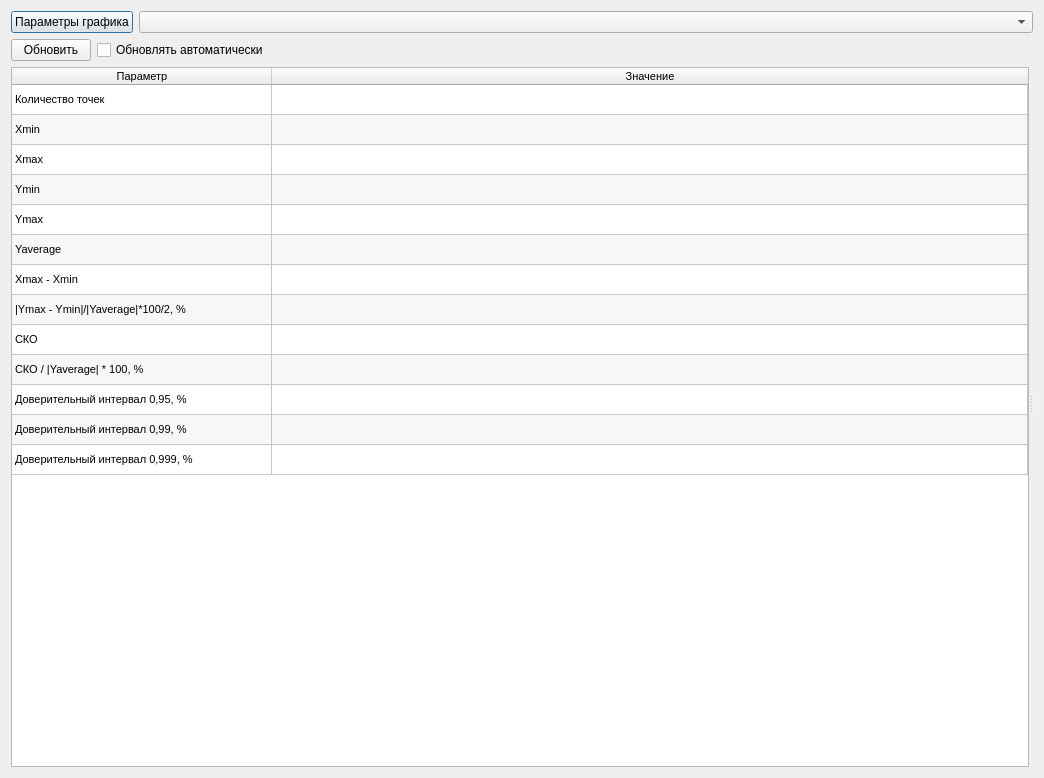
Above: ui/graph_dialog.ui from irsural/clb_autocalibration before the change. Below: the same form after it.
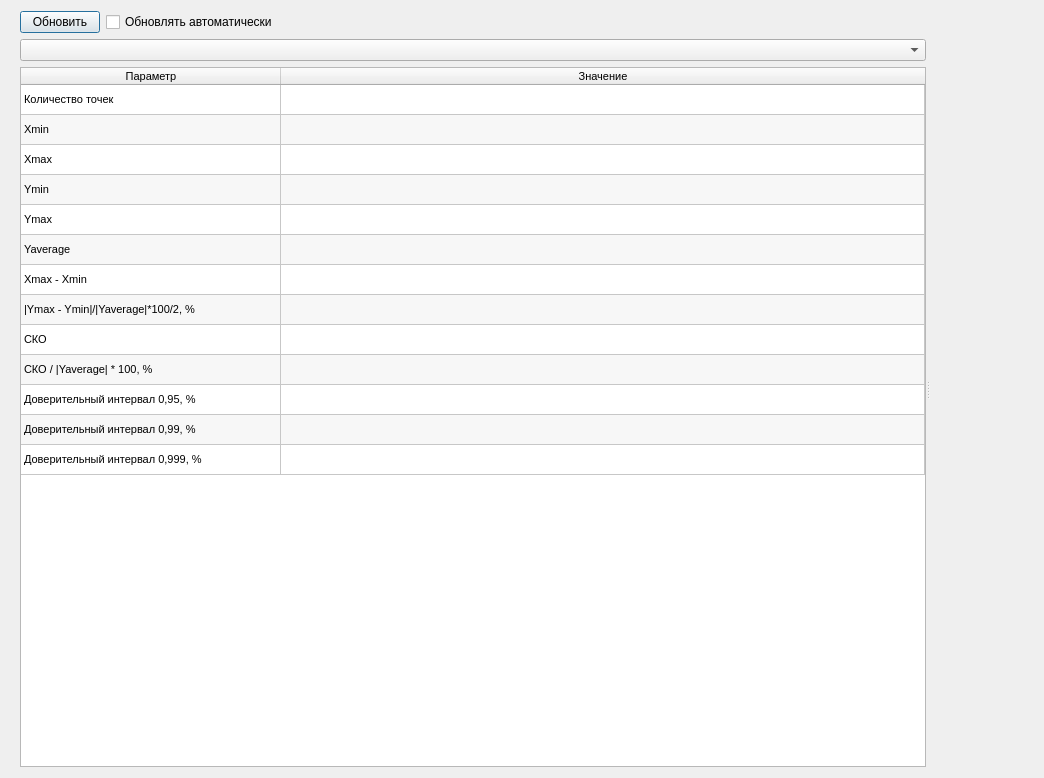
That is the form after the change. Icons and pictures are not drawn.

What changed in the file:
```diff
--- a/ui/graph_dialog.ui
+++ b/ui/graph_dialog.ui
@@ -17,41 +17,29 @@
    <iconset resource="../resources/icons.qrc">
     <normaloff>:/icons/icons/graph_2.png</normaloff>:/icons/icons/graph_2.png</iconset>
   </property>
-  <layout class="QVBoxLayout" name="verticalLayout">
-   <item>
-    <layout class="QHBoxLayout" name="horizontalLayout">
-     <property name="leftMargin">
-      <number>0</number>
-     </property>
-     <property name="rightMargin">
-      <number>0</number>
-     </property>
-     <item>
-      <widget class="QPushButton" name="graph_parameters_button">
-       <property name="text">
-        <string>Параметры графика</string>
-       </property>
-      </widget>
-     </item>
-     <item>
-      <widget class="QComboBox" name="graphs_combobox">
-       <property name="sizePolicy">
-        <sizepolicy hsizetype="Expanding" vsizetype="Fixed">
-         <horstretch>0</horstretch>
-         <verstretch>0</verstretch>
-        </sizepolicy>
-       </property>
-      </widget>
-     </item>
-    </layout>
-   </item>
-   <item>
+  <layout class="QGridLayout" name="gridLayout">
+   <item row="0" column="0">
     <widget class="QSplitter" name="graph_dialog_splitter">
      <property name="orientation">
       <enum>Qt::Horizontal</enum>
      </property>
+     <widget class="QWidget" name="layoutWidget">
+      <layout class="QHBoxLayout" name="horizontalLayout">
+       <property name="spacing">
+        <number>0</number>
+       </property>
+       <item>
      <widget class="QWidget" name="parameters_widget" native="true">
       <layout class="QVBoxLayout" name="verticalLayout_2">
+          <property name="topMargin">
+           <number>0</number>
+          </property>
+          <property name="rightMargin">
+           <number>0</number>
+          </property>
+          <property name="bottomMargin">
+           <number>0</number>
+          </property>
        <item>
         <layout class="QHBoxLayout" name="horizontalLayout_2">
          <item>
@@ -76,6 +64,16 @@
          </item>
         </layout>
        </item>
+          <item>
+           <widget class="QComboBox" name="graphs_combobox">
+            <property name="sizePolicy">
+             <sizepolicy hsizetype="Expanding" vsizetype="Fixed">
+              <horstretch>0</horstretch>
+              <verstretch>0</verstretch>
+             </sizepolicy>
+            </property>
+           </widget>
+          </item>
        <item>
         <widget class="QTableWidget" name="parameters_table">
          <property name="sizePolicy">
@@ -260,8 +258,58 @@
        </item>
       </layout>
      </widget>
+       </item>
+       <item>
+        <layout class="QVBoxLayout" name="verticalLayout">
+         <property name="topMargin">
+          <number>2</number>
+         </property>
+        </layout>
+       </item>
+      </layout>
+     </widget>
      <widget class="QWidget" name="horizontalLayoutWidget_3">
-      <layout class="QHBoxLayout" name="chart_layout"/>
+      <layout class="QHBoxLayout" name="horizontalLayout_4">
+       <item>
+        <widget class="QPushButton" name="graph_parameters_button">
+         <property name="sizePolicy">
+          <sizepolicy hsizetype="Fixed" vsizetype="Expanding">
+           <horstretch>0</horstretch>
+           <verstretch>0</verstretch>
+          </sizepolicy>
+         </property>
+         <property name="maximumSize">
+          <size>
+           <width>30</width>
+           <height>16777215</height>
+          </size>
+         </property>
+         <property name="text">
+          <string/>
+         </property>
+         <property name="icon">
+          <iconset resource="../resources/icons.qrc">
+           <normaloff>:/icons/icons/right.png</normaloff>:/icons/icons/right.png</iconset>
+         </property>
+         <property name="iconSize">
+          <size>
+           <width>40</width>
+           <height>40</height>
+          </size>
+         </property>
+         <property name="flat">
+          <bool>true</bool>
+         </property>
+        </widget>
+       </item>
+       <item>
+        <layout class="QHBoxLayout" name="chart_layout">
+         <property name="spacing">
+          <number>0</number>
+         </property>
+        </layout>
+       </item>
+      </layout>
      </widget>
     </widget>
    </item>
```
Left out of the diff: 2 changed lines with no effect on the pictures. Lines whose indentation alone changed are shown as unchanged.
